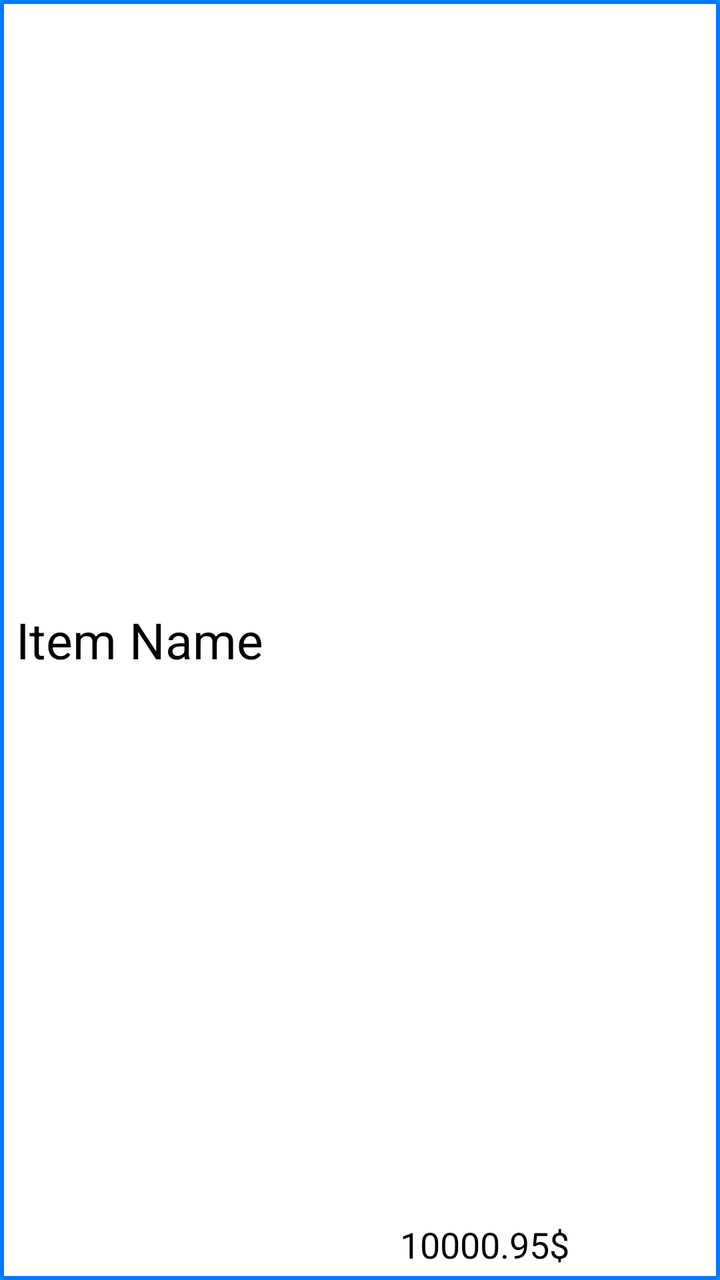
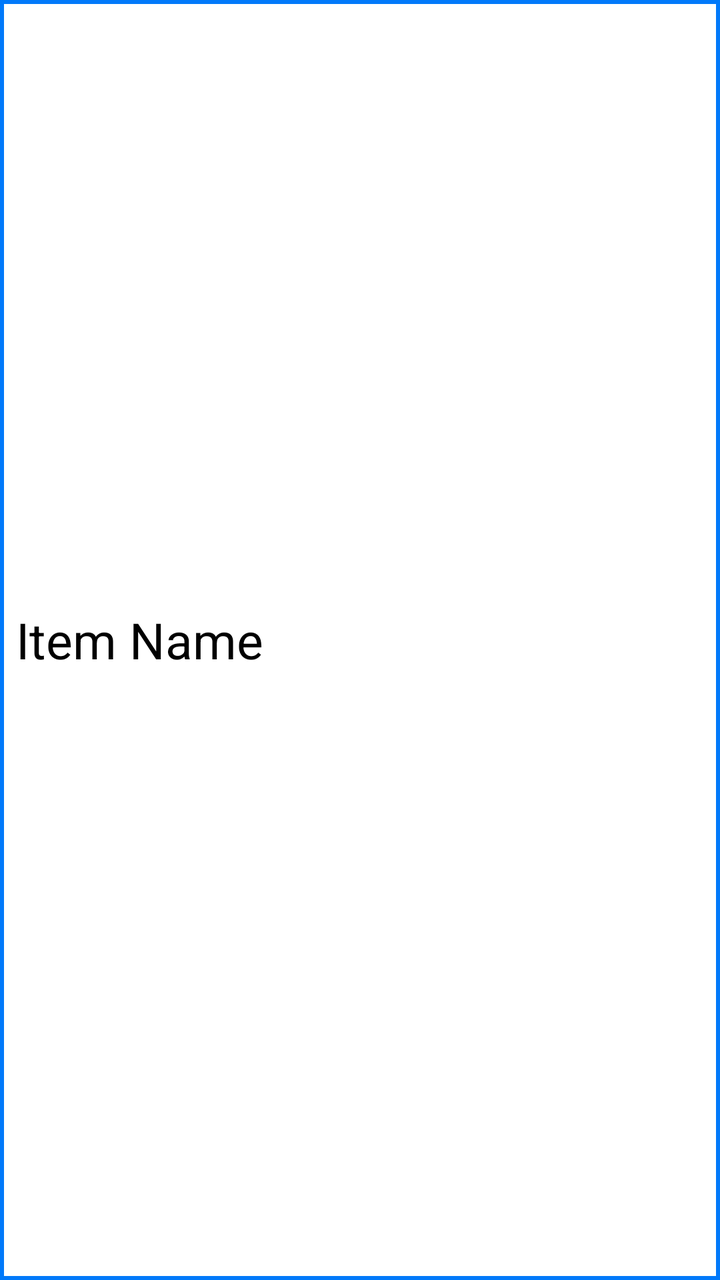

Before-and-after screenshots of an Android layout around one commit, followed by the original layout XML and the change that was made.
<!-- AndroidManifest.xml: application theme Theme.SmartCart.Light -->
<!-- res/layout/item_row_additem_popup.xml -->
<?xml version="1.0" encoding="utf-8"?>
<LinearLayout xmlns:android="http://schemas.android.com/apk/res/android"
    android:layout_width="match_parent"
    android:layout_height="75dp"
    android:background="@drawable/square"
    android:orientation="horizontal">

        <TextView
            android:id="@+id/ProductNameToAdd"
            android:layout_width="200dp"
            android:layout_height="wrap_content"
            android:text="Item Name"
            android:layout_gravity="center_vertical"
            android:paddingStart="8dp"
            android:textSize="25sp"
            android:textColor="@color/black"/>

        <TextView
            android:id="@+id/ItemPriceToAdd"
            android:layout_width="wrap_content"
            android:layout_height="30dp"
            android:layout_gravity="bottom"
            android:text="10000.95$"
            android:textSize="18sp"
            android:textColor="@color/black"/>

</LinearLayout>
<!-- resources referenced by this layout -->
<resources>
  <color name="black">#FF000000</color>
  <!-- drawable square (drawable) -->
  <?xml version="1.0" encoding="utf-8"?>
  <shape xmlns:android="http://schemas.android.com/apk/res/android" android:shape="rectangle">
      <corners android:radius="0dp"/>
      <stroke
          android:width="2dp"
          android:color="@color/blue"
          />
  </shape>
  <style name="Theme.SmartCart.Light" parent="Theme.MaterialComponents.Light.NoActionBar">
          <item name="android:windowBackground">@android:color/white</item>
      </style>
  <color name="blue">#0079FA</color>
</resources>

<!-- the commit's change to res/layout/item_row_additem_popup.xml (unified diff, before → after) -->
@@ -20,7 +20,7 @@
             android:layout_width="wrap_content"
             android:layout_height="30dp"
             android:layout_gravity="bottom"
-            android:text="10000.95$"
+            android:text=""
             android:textSize="18sp"
             android:textColor="@color/black"/>
 
